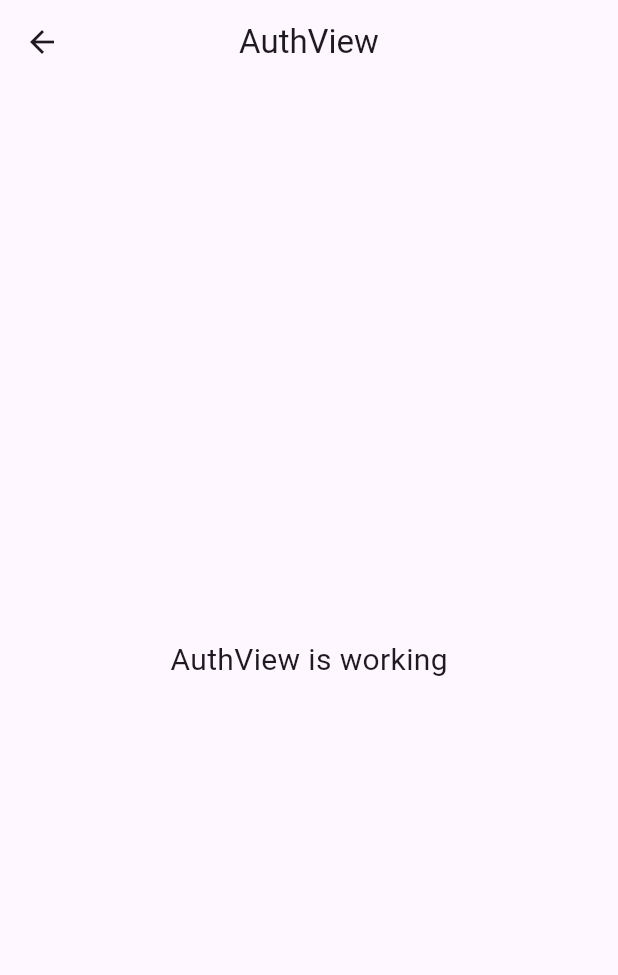
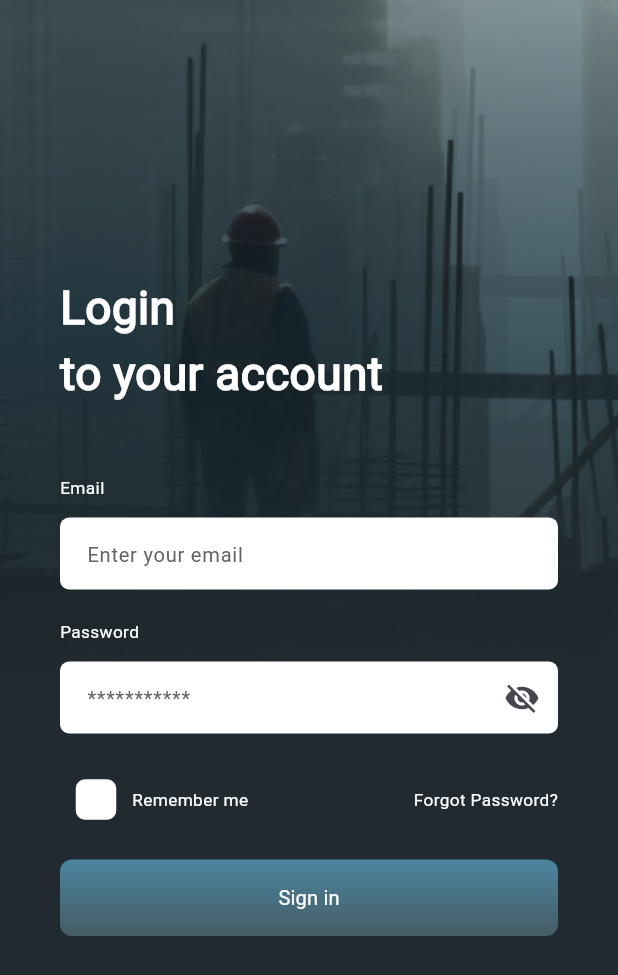
Before and after one commit to ahmed-shorbagy/Auth_API_test, a Flutter app: the AuthView screen opened by its route, on a phone screen of 412 x 824 dp. Shown: the top 975 px of the screen. Run offline on Flutter 3.47's test engine with Material 3 defaults, Android fonts, the phone set to English and light mode, and no system bars; our stand-ins replace flutter_screenutil, flutter_svg, get.

Commit message:
Add Login Functionality and Update Assets
- Introduced new assets including the Roboto font, login background image, and updated splash screen background.
- Implemented a complete login form in the AuthView, including custom text fields, a login button, and login options.
- Added utility files for app colors and styles to maintain a consistent design language.
- Updated the splash controller to redirect to the authentication page after the splash animation completes.
- Integrated flutter_screenutil for responsive UI design across different screen sizes.
- Corrected asset references and updated the main.dart file to initialize ScreenUtil for app-wide responsiveness.

```diff
--- a/lib/app/modules/auth/views/auth_view.dart
+++ b/lib/app/modules/auth/views/auth_view.dart
@@ -1,3 +1,7 @@
+import 'package:auth_api/app/modules/auth/views/widgets/login_form.dart';
+import 'package:auth_api/core/utils/app_colors.dart';
+import 'package:auth_api/core/utils/app_images.dart';
+import 'package:auth_api/core/utils/app_styles.dart';
 import 'package:flutter/material.dart';
 
 import 'package:get/get.dart';
@@ -5,18 +9,36 @@ import 'package:get/get.dart';
 import '../controllers/auth_controller.dart';
 
 class AuthView extends GetView<AuthController> {
-  const AuthView({Key? key}) : super(key: key);
+  const AuthView({super.key});
   @override
   Widget build(BuildContext context) {
     return Scaffold(
-      appBar: AppBar(
-        title: const Text('AuthView'),
-        centerTitle: true,
-      ),
-      body: const Center(
-        child: Text(
-          'AuthView is working',
-          style: TextStyle(fontSize: 20),
+      backgroundColor: AppColors.primaryColor,
+      body: Container(
+        width: double.infinity,
+        decoration: const BoxDecoration(
+          image: DecorationImage(
+              image: AssetImage(Assets.imagesLoginBackGround),
+              alignment: Alignment.topCenter),
+        ),
+        child: Padding(
+          padding: const EdgeInsets.symmetric(horizontal: 40),
+          child: Column(
+            mainAxisAlignment: MainAxisAlignment.center,
+            crossAxisAlignment: CrossAxisAlignment.stretch,
+            children: [
+              Text(
+                "Login"
+                "\n"
+                "to your account",
+                style: AppStyles.semiBold32,
+              ),
+              const SizedBox(
+                height: 45,
+              ),
+              const LoginForm(),
+            ],
+          ),
         ),
       ),
     );
--- /dev/null
+++ b/lib/app/modules/auth/views/widgets/custom_text_feild.dart
@@ -0,0 +1,49 @@
+import 'package:auth_api/core/utils/app_styles.dart';
+import 'package:flutter/material.dart';
+
+class CustomTextFeild extends StatelessWidget {
+  const CustomTextFeild({
+    super.key,
+    required this.hintText,
+    this.suffixicon,
+    this.prefixicon,
+    this.isobsecure,
+    required this.fillColor,
+  });
+  final String hintText;
+  final Widget? suffixicon, prefixicon;
+  final bool? isobsecure;
+  final Color fillColor;
+
+  @override
+  Widget build(BuildContext context) {
+    return Column(
+      crossAxisAlignment: CrossAxisAlignment.stretch,
+      children: [
+        TextFormField(
+            validator: (value) {
+              if (value == null || value.isEmpty) {
+                return 'This field is required';
+              }
+              return null;
+            },
+            obscureText: isobsecure ?? false,
+            decoration: InputDecoration(
+              suffixIcon: suffixicon,
+              prefixIcon: prefixicon,
+              hintText: hintText,
+              hintStyle:
+                  AppStyles.regular14.copyWith(color: const Color(0xff636364)),
+              contentPadding:
+                  const EdgeInsets.symmetric(horizontal: 14, vertical: 12),
+              filled: true,
+              fillColor: fillColor,
+              border: OutlineInputBorder(
+                borderSide: BorderSide.none,
+                borderRadius: BorderRadius.circular(6),
+              ),
+            ))
+      ],
+    );
+  }
+}
--- /dev/null
+++ b/lib/app/modules/auth/views/widgets/custome_button.dart
@@ -0,0 +1,70 @@
+import 'package:auth_api/core/utils/app_styles.dart';
+import 'package:flutter/material.dart';
+
+class CustomButton extends StatelessWidget {
+  final String text;
+  final bool? isSelected;
+  final VoidCallback onPressed;
+  final BorderRadius borderRadius;
+  final EdgeInsetsGeometry? padding;
+  final Gradient? gradientColor;
+  final Color sideColor;
+
+  const CustomButton({
+    super.key,
+    required this.text,
+    this.isSelected,
+    required this.onPressed,
+    required this.borderRadius,
+    this.padding,
+    this.gradientColor,
+    required this.sideColor,
+  });
+
+  @override
+  Widget build(BuildContext context) {
+    return ElevatedButton(
+      onPressed: onPressed,
+      style: ButtonStyle(
+        shadowColor: WidgetStateProperty.all(Colors.transparent),
+        padding: WidgetStateProperty.all(padding ?? EdgeInsets.zero),
+        shape: WidgetStateProperty.all(
+          RoundedRectangleBorder(
+            side: BorderSide(color: sideColor),
+            borderRadius: borderRadius,
+          ),
+        ),
+        backgroundColor: WidgetStateProperty.resolveWith((states) {
+          if (isSelected == null) {
+            return Colors.transparent;
+          }
+          return isSelected! ? const Color(0xff476572) : Colors.white;
+        }),
+        overlayColor: WidgetStateProperty.all(Colors.transparent),
+        foregroundColor: WidgetStateProperty.all(Colors.transparent),
+        elevation: WidgetStateProperty.all(0),
+        side: WidgetStateProperty.all(BorderSide(color: sideColor)),
+      ),
+      child: Ink(
+        decoration: BoxDecoration(
+          gradient: gradientColor,
+          borderRadius: borderRadius,
+        ),
+        child: Container(
+          padding: padding,
+          alignment: Alignment.center,
+          child: Text(
+            text,
+            style: AppStyles.regular14.copyWith(
+              color: isSelected == null
+                  ? Colors.white
+                  : isSelected!
+                      ? Colors.white
+                      : const Color(0xff757575),
+            ),
+          ),
+        ),
+      ),
+    );
+  }
+}
--- /dev/null
+++ b/lib/app/modules/auth/views/widgets/login_form.dart
@@ -0,0 +1,97 @@
+import 'package:auth_api/app/modules/auth/views/widgets/custom_text_feild.dart';
+import 'package:auth_api/app/modules/auth/views/widgets/custome_button.dart';
+import 'package:auth_api/app/modules/auth/views/widgets/login_options.dart';
+import 'package:auth_api/app/routes/app_pages.dart';
+import 'package:auth_api/core/utils/app_styles.dart';
+import 'package:flutter/material.dart';
+import 'package:get/get.dart';
+import 'package:get/get_core/src/get_main.dart';
+
+class LoginForm extends StatefulWidget {
+  const LoginForm({
+    super.key,
+  });
+
+  @override
+  State<LoginForm> createState() => _LoginFormState();
+}
+
+final GlobalKey<FormState> formKey = GlobalKey<FormState>();
+AutovalidateMode autovalidateMode = AutovalidateMode.disabled;
+bool isobsecure = true;
+
+class _LoginFormState extends State<LoginForm> {
+  @override
+  Widget build(BuildContext context) {
+    return Form(
+      key: formKey,
+      child: Column(
+        crossAxisAlignment: CrossAxisAlignment.stretch,
+        children: [
+          Text(
+            "Email",
+            style: AppStyles.regular12,
+          ),
+          const Padding(
+            padding: EdgeInsets.only(top: 12.0),
+            child: CustomTextFeild(
+              fillColor: Colors.white,
+              hintText: "Enter your email",
+            ),
+          ),
+          const SizedBox(
+            height: 20,
+          ),
+          Text(
+            "Password",
+            style: AppStyles.regular12,
+          ),
+          Padding(
+            padding: const EdgeInsets.only(top: 12.0),
+            child: CustomTextFeild(
+              fillColor: Colors.white,
+              hintText: "***********",
+              suffixicon: IconButton(
+                onPressed: () {
+                  setState(() {
+                    isobsecure = !isobsecure;
+                  });
+                },
+                icon: isobsecure
+                    ? const Icon(Icons.visibility_off)
+                    : const Icon(Icons.visibility),
+              ),
+              isobsecure: isobsecure,
+            ),
+          ),
+          const SizedBox(
+            height: 20,
+          ),
+          const LoginOptions(),
+          CustomButton(
+            padding: const EdgeInsets.symmetric(vertical: 16),
+            sideColor: Colors.transparent,
+            gradientColor: const LinearGradient(
+              colors: [
+                Color(0xff465C65),
+                Color(0xff4B859F),
+              ],
+              begin: Alignment.bottomCenter,
+              end: Alignment.topCenter,
+            ),
+            text: "Sign in",
+            onPressed: () {
+              if (formKey.currentState!.validate()) {
+                formKey.currentState!.save();
+                Get.offNamed(Routes.HOME);
+              } else {
+                autovalidateMode = AutovalidateMode.always;
+              }
+            },
+            borderRadius: BorderRadius.circular(8),
+          )
+        ],
+      ),
+    );
+  }
+}
--- /dev/null
+++ b/lib/app/modules/auth/views/widgets/login_options.dart
@@ -0,0 +1,33 @@
+import 'package:auth_api/app/modules/auth/views/widgets/remeber_me_checkBox.dart';
+import 'package:auth_api/core/utils/app_styles.dart';
+import 'package:flutter/material.dart';
+
+class LoginOptions extends StatelessWidget {
+  const LoginOptions({
+    super.key,
+  });
+
+  @override
+  Widget build(BuildContext context) {
+    return Row(
+      children: [
+        Row(
+          children: [
+            const RememberMeCheckBox(),
+            Text(
+              "Remember me",
+              style: AppStyles.regular12,
+            )
+          ],
+        ),
+        const Spacer(),
+        GestureDetector(
+          child: Text(
+            "Forgot Password?",
+            style: AppStyles.regular12,
+          ),
+        )
+      ],
+    );
+  }
+}
--- /dev/null
+++ b/lib/app/modules/auth/views/widgets/remeber_me_checkBox.dart
@@ -0,0 +1,38 @@
+import 'package:flutter/material.dart';
+
+class RememberMeCheckBox extends StatefulWidget {
+  const RememberMeCheckBox({
+    super.key,
+  });
+
+  @override
+  State<RememberMeCheckBox> createState() => _RememberMeCheckBoxState();
+}
+
+bool isChecked = false;
+
+class _RememberMeCheckBoxState extends State<RememberMeCheckBox> {
+  @override
+  Widget build(BuildContext context) {
+    return Transform.scale(
+      scale: 1.5, // Adjust this value to achieve the desired size
+      child: Checkbox(
+        value: isChecked,
+        onChanged: (value) {
+          setState(() {
+            isChecked = value!;
+          });
+        },
+        fillColor: const WidgetStatePropertyAll(Colors.white),
+        checkColor: Colors.black,
+        side: const BorderSide(
+          color: Colors.transparent,
+        ),
+        shape: RoundedRectangleBorder(
+          side: const BorderSide(color: Colors.transparent),
+          borderRadius: BorderRadius.circular(4),
+        ),
+      ),
+    );
+  }
+}
--- a/lib/app/modules/splash/controllers/splash_controller.dart
+++ b/lib/app/modules/splash/controllers/splash_controller.dart
@@ -1,9 +1,10 @@
+import 'package:auth_api/app/routes/app_pages.dart';
 import 'package:flutter/material.dart';
 import 'package:get/get.dart';
 
 class SplashController extends GetxController
     with GetSingleTickerProviderStateMixin {
-  final Duration duration = const Duration(seconds: 6);
+  final Duration duration = const Duration(seconds: 4);
   late AnimationController animationController;
   late Animation<Offset> slidingAnimation;
 
@@ -14,7 +15,11 @@ class SplashController extends GetxController
     animationController = AnimationController(
       vsync: this,
       duration: duration,
-    );
+    )..addStatusListener((status) {
+        if (status == AnimationStatus.completed) {
+          Get.offAllNamed(Routes.AUTH);
+        }
+      });
     slidingAnimation =
         Tween<Offset>(begin: const Offset(0, 6), end: Offset.zero)
             .animate(animationController);
--- a/lib/app/modules/splash/views/splash_view.dart
+++ b/lib/app/modules/splash/views/splash_view.dart
@@ -16,7 +16,7 @@ class SplashView extends GetView<SplashController> {
           height: double.infinity,
           decoration: const BoxDecoration(
             image: DecorationImage(
-                image: AssetImage(Assets.imagesbackground), fit: BoxFit.cover),
+                image: AssetImage(Assets.imagesBackGround), fit: BoxFit.cover),
           ),
           child: AnimatedBuilder(
             animation: controller.slidingAnimation,
--- /dev/null
+++ b/lib/core/utils/app_colors.dart
@@ -0,0 +1,6 @@
+import 'package:flutter/material.dart';
+
+class AppColors {
+  AppColors._();
+  static const Color primaryColor = Color(0xff202A30);
+}
--- a/lib/core/utils/app_images.dart
+++ b/lib/core/utils/app_images.dart
@@ -1,9 +1,13 @@
 class Assets {
   Assets._();
 
-  /// Assets for imagesLayer 1
-  /// assets/images/Layer 1.png
-  static const String imagesbackground = "assets/images/backGround.png";
+  /// Assets for imagesBackGround
+  /// assets/images/backGround.png
+  static const String imagesBackGround = "assets/images/backGround.png";
+
+  /// Assets for imagesLoginBackGround
+  /// assets/images/loginBackGround.png
+  static const String imagesLoginBackGround = "assets/images/loginBackGround.png";
 
   /// Assets for imagesSplshIcon
   /// assets/images/splsh_icon.svg
--- /dev/null
+++ b/lib/core/utils/app_styles.dart
@@ -0,0 +1,36 @@
+import 'package:flutter/material.dart';
+import 'package:flutter_screenutil/flutter_screenutil.dart';
+
+abstract class AppStyles {
+  static String fontFamily = 'Roboto';
+  static TextStyle regular14 = TextStyle(
+    fontFamily: fontFamily,
+    fontWeight: FontWeight.w400,
+    fontSize: 14.sp,
+  );
+  static TextStyle regular12 = TextStyle(
+      fontFamily: fontFamily,
+      fontWeight: FontWeight.w400,
+      fontSize: 12.sp,
+      color: Colors.white);
+  static TextStyle regular10 = TextStyle(
+    fontFamily: fontFamily,
+    fontWeight: FontWeight.w400,
+    fontSize: 10.sp,
+  );
+  static TextStyle medium14 = TextStyle(
+    fontFamily: fontFamily,
+    fontWeight: FontWeight.w500,
+    fontSize: 14.sp,
+  );
+  static TextStyle medium18 = TextStyle(
+    fontFamily: fontFamily,
+    fontWeight: FontWeight.w500,
+    fontSize: 18.sp,
+  );
+  static TextStyle semiBold32 = TextStyle(
+      fontFamily: fontFamily,
+      fontWeight: FontWeight.w600,
+      fontSize: 32.sp,
+      color: Colors.white);
+}
--- a/lib/main.dart
+++ b/lib/main.dart
@@ -1,4 +1,5 @@
 import 'package:flutter/material.dart';
+import 'package:flutter_screenutil/flutter_screenutil.dart';
 
 import 'package:get/get.dart';
 
@@ -6,7 +7,17 @@ import 'app/routes/app_pages.dart';
 
 void main() {
   runApp(
-    const AuthApiTest(),
+    ScreenUtilInit(
+      designSize: const Size(430, 932),
+      builder: (context, child) {
+        return GetMaterialApp(
+          debugShowCheckedModeBanner: false,
+          title: "Application",
+          initialRoute: AppPages.INITIAL,
+          getPages: AppPages.routes,
+        );
+      },
+    ),
   );
 }
 
```
Also changed, not shown: pubspec.yaml (+7 -0 lines), assets/images/fonts/Roboto-Regular.ttf (added), assets/images/loginBackGround.png (added), pubspec.lock.
